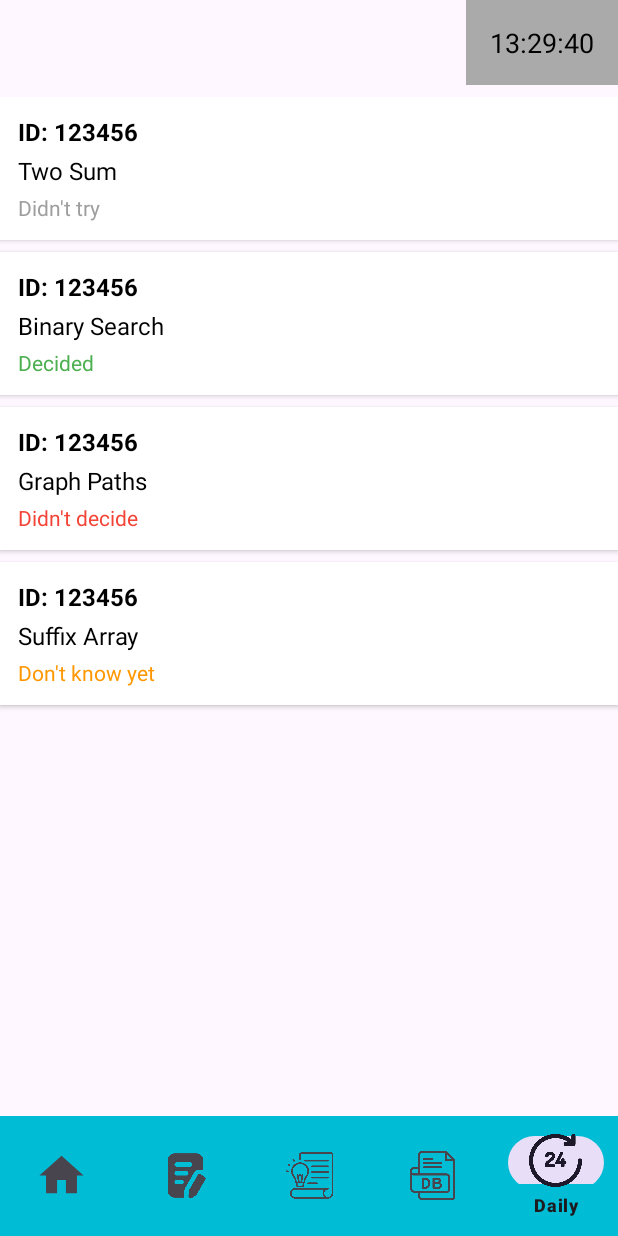
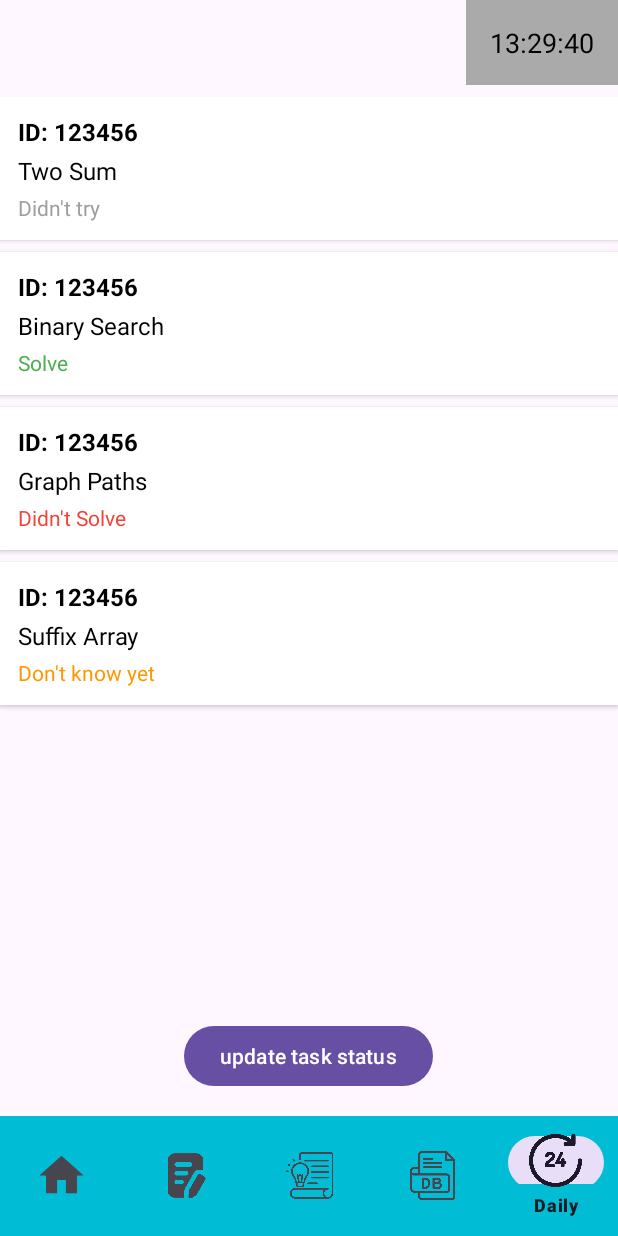
Before and after one commit to MikhailKapitov/android-cf-roulette, an Android app: the DailyTasksPageFragment screen opened through its navigation route, on a phone screen of 412 x 824 dp. Run offline under Robolectric (Android 15) with nearby library versions, the phone set to English and light mode, and no system bars; our stand-ins replace navigation-ui; pictures from the network do not load; 1 statement that could not run was skipped.

Commit message:
temp add functions on daily part but functions doesn't work just declare and check

```diff
--- a/CF_Roulette/app/src/main/java/com/example/cf_roulette/fragments/DailyTasksPageFragment.kt
+++ b/CF_Roulette/app/src/main/java/com/example/cf_roulette/fragments/DailyTasksPageFragment.kt
@@ -9,6 +9,7 @@ import android.os.CountDownTimer
 import android.view.LayoutInflater
 import android.view.View
 import android.view.ViewGroup
+import android.widget.Button
 import android.widget.TextView
 import android.widget.Toast
 import androidx.fragment.app.Fragment
@@ -25,6 +26,7 @@ class DailyTasksPageFragment : Fragment() {
     private lateinit var timerTextView: TextView
     private lateinit var recyclerView: RecyclerView
     private lateinit var taskAdapter: TaskAdapter
+    private lateinit var btnUpdateStatus: Button
 
     override fun onCreateView(
         inflater: LayoutInflater, container: ViewGroup?,
@@ -33,12 +35,64 @@ class DailyTasksPageFragment : Fragment() {
         val view = inflater.inflate(R.layout.daily_tasks_page_fragment, container, false)
         timerTextView = view.findViewById(R.id.timer_text)
         recyclerView = view.findViewById(R.id.item_list)
+        btnUpdateStatus = view.findViewById(R.id.btn_update_status)
 
         setupRecyclerView()
         startUtcCountdown()
 
+        // update task every day
+        startDailyTaskUpdate()
+
+        // check task status  every 10 minutes
+        startStatusUpdate()
+        // btn for update status
+        btnUpdateStatus.setOnClickListener {
+            updateTasks()
+        }
+
         return view
     }
+    // just declare functions
+    private fun startDailyTaskUpdate() {
+        val dailyUpdateTimer = object : CountDownTimer(24 * 60 * 60 * 1000, 24 * 60 * 60 * 1000) { // 24 часа
+            override fun onTick(millisUntilFinished: Long) {
+                updateTasks()
+            }
+
+            override fun onFinish() {
+                updateTasks()
+                startDailyTaskUpdate()
+            }
+        }.start()
+    }
+
+
+    private fun updateTasks() {
+        Toast.makeText(requireContext(), "Задачи обновлены!", Toast.LENGTH_SHORT).show()
+    }
+
+
+    // just declare functions
+    private fun startStatusUpdate() {
+        val statusUpdateTimer = object : CountDownTimer(10 * 60 * 1000, 10 * 60 * 1000) { // Каждые 10 минут
+            override fun onTick(millisUntilFinished: Long) {
+                checkTasksStatus()
+            }
+
+            override fun onFinish() {
+                checkTasksStatus()
+                startStatusUpdate()
+            }
+        }.start()
+    }
+
+    // just declare functions
+    private fun checkTasksStatus() {
+        //here need realize code for check
+        Toast.makeText(requireContext(), "Статусы задач обновлены!", Toast.LENGTH_SHORT).show()
+    }
+
+
 
     private fun setupRecyclerView() {
         val defaultTasks = listOf(
@@ -122,8 +176,8 @@ class TaskAdapter(
         holder.taskTitle.text = task.name
         holder.taskStatus.text = when (task.status) {
             0 -> "Didn't try"
-            1 -> "Decided"
-            2 -> "Didn't decide"
+            1 -> "Solve"
+            2 -> "Didn't Solve"
             3 -> "Don't know yet"
             else -> "Unknown"
         }
--- a/CF_Roulette/app/src/main/res/layout/daily_tasks_page_fragment.xml
+++ b/CF_Roulette/app/src/main/res/layout/daily_tasks_page_fragment.xml
@@ -3,7 +3,6 @@
     android:layout_width="match_parent"
     android:layout_height="match_parent">
 
-    <!-- Таймер в правом верхнем углу -->
     <TextView
         android:id="@+id/timer_text"
         android:layout_width="wrap_content"
@@ -24,4 +23,13 @@
         android:layout_below="@id/timer_text"
         android:paddingTop="8dp"
         android:paddingBottom="8dp" />
+
+    <Button
+        android:id="@+id/btn_update_status"
+        android:layout_width="wrap_content"
+        android:layout_height="wrap_content"
+        android:text="update task status"
+        android:layout_alignParentBottom="true"
+        android:layout_centerHorizontal="true"
+        android:layout_marginBottom="16dp" />
 </RelativeLayout>
```
